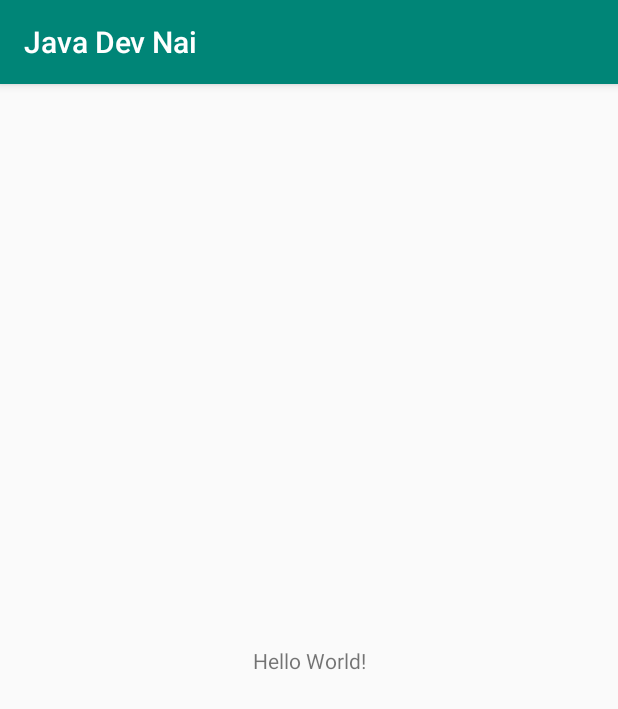
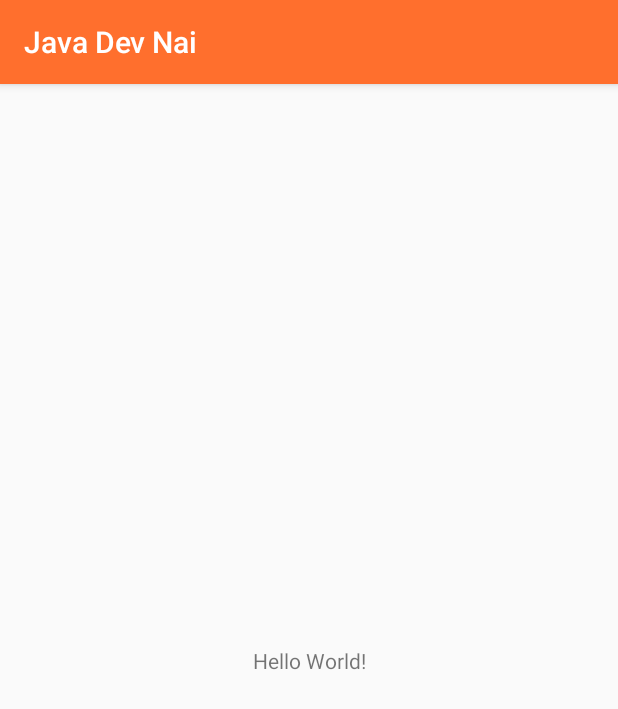
Before and after one commit to Maxfurry/Java-Devs-Nairobi, an Android app: the screen it shows after launch (MainActivity), on a phone screen of 412 x 824 dp. Shown: the top 709 px of the screen. Run offline under Robolectric (Android 15) with nearby library versions, the phone set to English and light mode, and no system bars.

Commit message:
[#164771576] setup theme colour

```diff
--- a/app/src/main/res/values/colors.xml
+++ b/app/src/main/res/values/colors.xml
@@ -1,6 +1,6 @@
 <?xml version="1.0" encoding="utf-8"?>
 <resources>
-    <color name="colorPrimary">#008577</color>
-    <color name="colorPrimaryDark">#00574B</color>
-    <color name="colorAccent">#D81B60</color>
+    <color name="colorPrimary">#FF6F2D</color>
+    <color name="colorPrimaryDark">#AA3506</color>
+    <color name="colorAccent">#ffffff</color>
 </resources>
```
